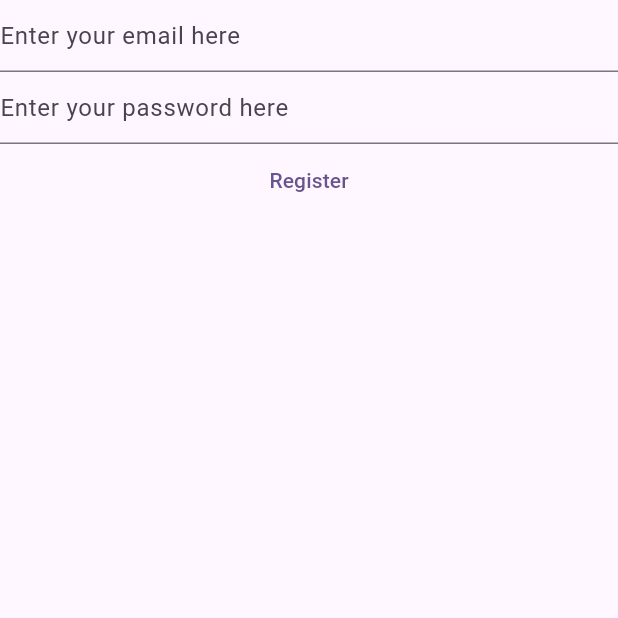
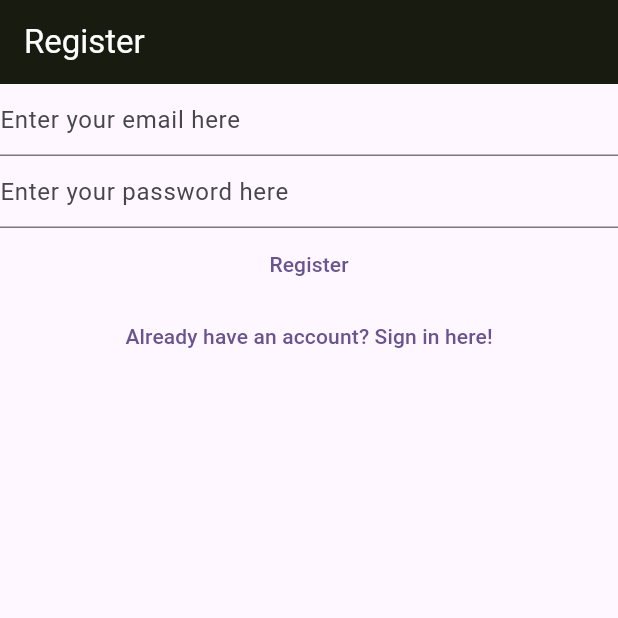
Before and after one commit to raphaelkathambana/tembeakenya, a Flutter app: the RegisterView screen opened directly, on a phone screen of 412 x 824 dp, the top half of it. Run offline on Flutter 3.47's test engine with Material 3 defaults, Android fonts, the phone set to English and light mode, and no system bars; our stand-ins replace firebase_auth, firebase_core; accounts and stored records are empty; generated files the repository leaves out were written again.

Commit message:
Views almost interlinked

```diff
--- a/lib/views/register_view.dart
+++ b/lib/views/register_view.dart
@@ -31,7 +31,12 @@ class _RegisterViewState extends State<RegisterView> {
   @override
   Widget build(BuildContext context) {
     // return Container(color: backgroundDark);
-    return Column(
+    return Scaffold(
+      appBar: AppBar(
+        backgroundColor: backgroundDark,
+        title: const Text('Register', style: TextStyle(color: Colors.white)),
+      ),
+      body: Column(
         children: [
           TextField(
             controller: _email,
@@ -73,9 +78,20 @@ class _RegisterViewState extends State<RegisterView> {
                 }
               }
             },
+
             child: const Text('Register'),
           ),
+          TextButton(
+              onPressed: () {
+                Navigator.of(context).pushNamedAndRemoveUntil(
+                  '/login/',
+                  (route) => false
+                );
+              },
+              child: const Text("Already have an account? Sign in here!")
+          )
         ]
+      ),
     );
   }
 }
```
Also changed, not shown: lib/main.dart (+11 -18 lines), lib/views/login_view.dart (+33 -2 lines), lib/views/verify_view.dart (+11 -1 lines), lib/views/welcome_view.dart (added, +54 -0 lines). Lines whose indentation alone changed are shown as unchanged.
